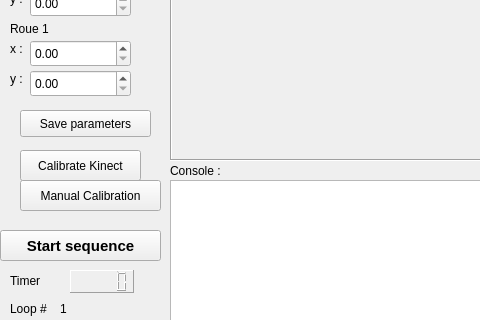
The window that app/src/basestation/ui/mainwindow.ui (francisvalois/design3) describes before a commit, drawn with Qt 5; both pictures show x 0 to 480 and y 107 to 427 of the 894 by 587 pixel window.
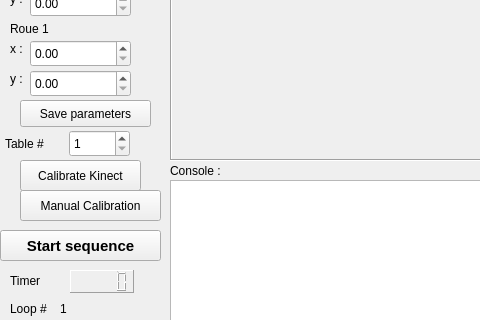
The same window after the commit.

Commit message: Interface table Hack

```diff
--- a/app/src/basestation/ui/mainwindow.ui
+++ b/app/src/basestation/ui/mainwindow.ui
@@ -93,7 +93,7 @@
     <property name="geometry">
      <rect>
       <x>20</x>
-      <y>240</y>
+      <y>250</y>
       <width>121</width>
       <height>31</height>
      </rect>
@@ -147,7 +147,7 @@
     <property name="geometry">
      <rect>
       <x>20</x>
-      <y>270</y>
+      <y>280</y>
       <width>141</width>
       <height>31</height>
      </rect>
@@ -263,7 +263,7 @@
     <property name="geometry">
      <rect>
       <x>20</x>
-      <y>200</y>
+      <y>190</y>
       <width>131</width>
       <height>27</height>
      </rect>
@@ -1243,6 +1243,35 @@
      <string>Roue 1</string>
     </property>
    </widget>
+   <widget class="QSpinBox" name="tableSpinBox">
+    <property name="geometry">
+     <rect>
+      <x>69</x>
+      <y>220</y>
+      <width>61</width>
+      <height>27</height>
+     </rect>
+    </property>
+    <property name="minimum">
+     <number>1</number>
+    </property>
+    <property name="maximum">
+     <number>4</number>
+    </property>
+   </widget>
+   <widget class="QLabel" name="label_12">
+    <property name="geometry">
+     <rect>
+      <x>5</x>
+      <y>225</y>
+      <width>66</width>
+      <height>17</height>
+     </rect>
+    </property>
+    <property name="text">
+     <string>Table #</string>
+    </property>
+   </widget>
   </widget>
   <widget class="QMenuBar" name="menuBar">
    <property name="geometry">
```
The commit also changes 3 other files.
